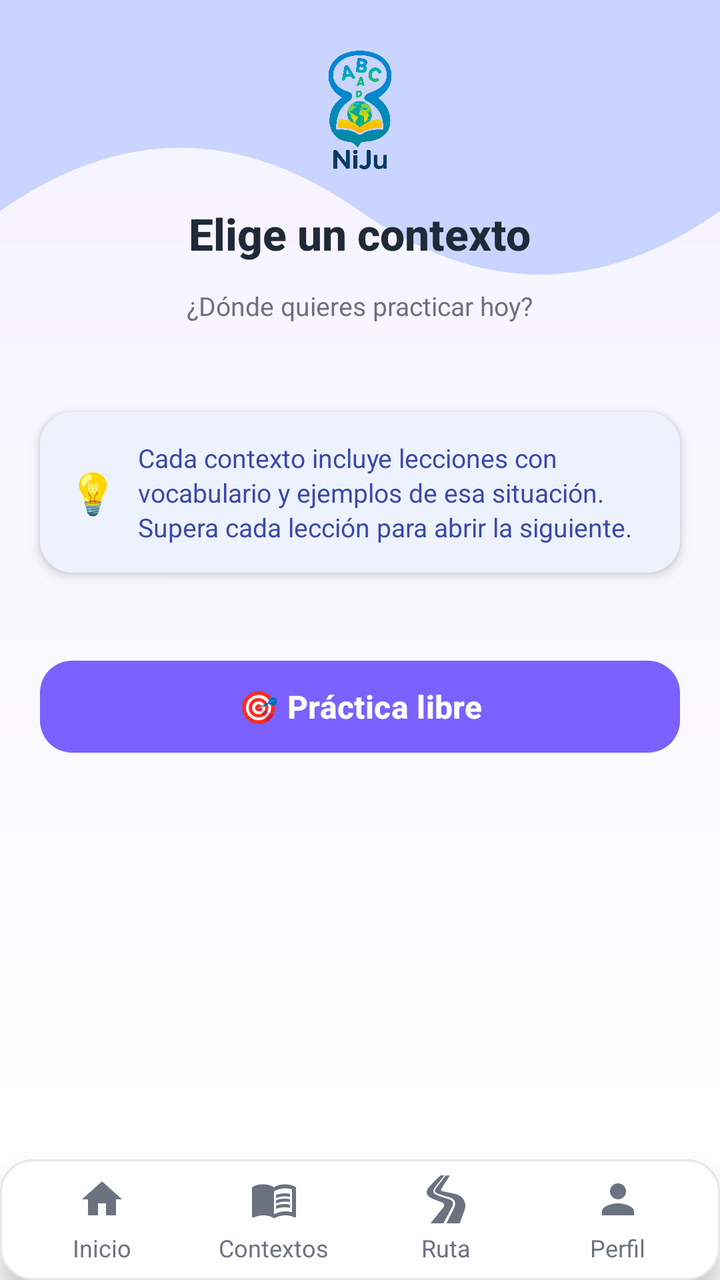
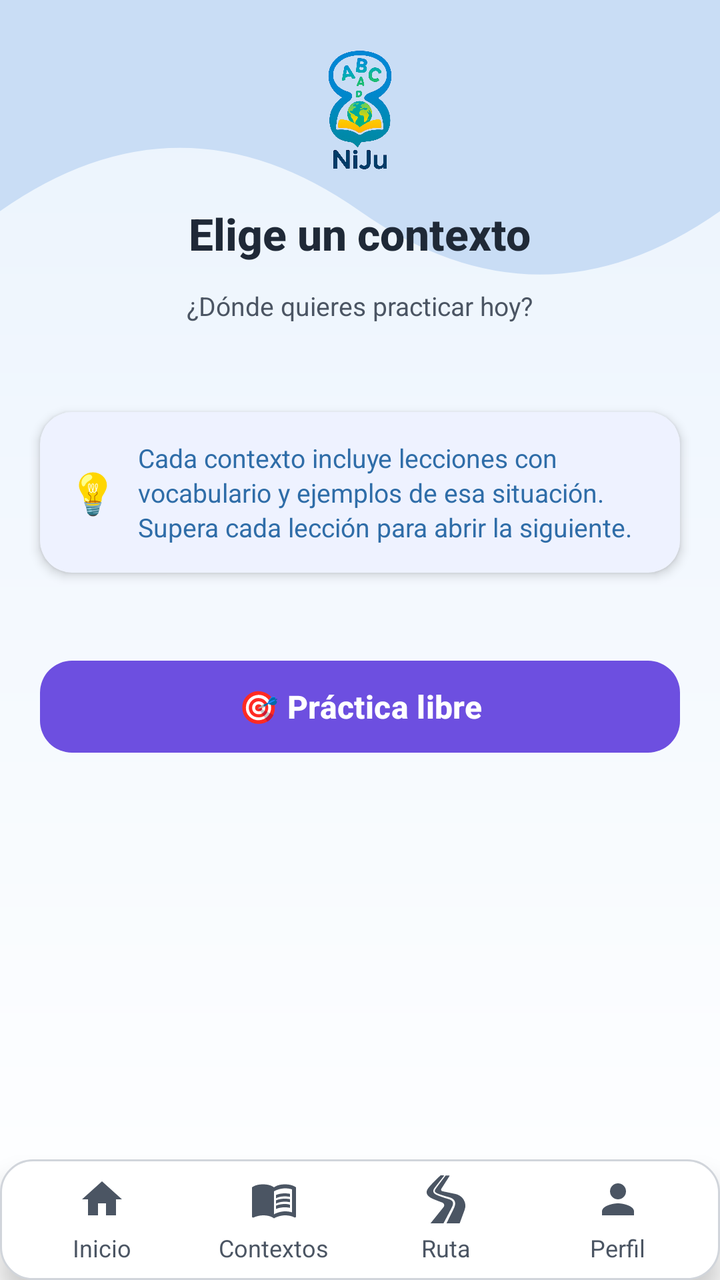

Compare the two renders of this Android layout. The source of the first and the diff that turns it into the second are given below.
<!-- AndroidManifest.xml: application theme Theme.NiJu_Project -->
<!-- res/layout/activity_contexts.xml -->
<?xml version="1.0" encoding="utf-8"?>
<RelativeLayout xmlns:android="http://schemas.android.com/apk/res/android"
    xmlns:app="http://schemas.android.com/apk/res-auto"
    xmlns:tools="http://schemas.android.com/tools"
    android:layout_width="match_parent"
    android:layout_height="match_parent"
    android:background="@drawable/background_gradient"
    tools:context=".ContextsActivity">

    
    <ProgressBar
        android:id="@+id/progressBar"
        android:layout_width="wrap_content"
        android:layout_height="wrap_content"
        android:layout_centerInParent="true"
        android:elevation="10dp"
        android:visibility="gone" />

    
    <ScrollView
        android:layout_width="match_parent"
        android:layout_height="match_parent"
        android:layout_above="@id/include_bottom_navigation"
        android:scrollbars="none"
        android:overScrollMode="never">

        <LinearLayout
            android:layout_width="match_parent"
            android:layout_height="wrap_content"
            android:orientation="vertical">

            
            <RelativeLayout
                android:layout_width="match_parent"
                android:layout_height="190dp"
                android:background="@drawable/top_wave_shape">

                <ImageView
                    android:id="@+id/logoNiJu"
                    android:layout_width="88dp"
                    android:layout_height="78dp"
                    android:layout_alignParentTop="true"
                    android:layout_centerHorizontal="true"
                    android:layout_marginTop="16dp"
                    android:src="@drawable/logo_niju"
                    android:contentDescription="@string/app_name" />

                <TextView
                    android:layout_width="wrap_content"
                    android:layout_height="wrap_content"
                    android:layout_below="@id/logoNiJu"
                    android:layout_centerHorizontal="true"
                    android:layout_marginTop="8dp"
                    android:text="@string/ui_elige_un_contexto"
                    android:textColor="@color/color_text_primary"
                    android:textSize="22sp"
                    android:textStyle="bold"
                    android:fontFamily="sans-serif-medium" />

                <TextView
                    android:layout_width="wrap_content"
                    android:layout_height="wrap_content"
                    android:layout_below="@id/logoNiJu"
                    android:layout_centerHorizontal="true"
                    android:layout_marginTop="50dp"
                    android:text="@string/ui_donde_quieres_practicar_hoy"
                    android:textColor="@color/color_text_secondary"
                    android:textSize="13sp" />
            </RelativeLayout>

            
            <androidx.cardview.widget.CardView
                android:layout_width="match_parent"
                android:layout_height="wrap_content"
                android:layout_marginHorizontal="20dp"
                android:layout_marginTop="16dp"
                android:layout_marginBottom="4dp"
                app:cardCornerRadius="16dp"
                app:cardElevation="3dp"
                app:cardBackgroundColor="@color/color_card_blue">

                <LinearLayout
                    android:layout_width="match_parent"
                    android:layout_height="wrap_content"
                    android:orientation="horizontal"
                    android:padding="14dp"
                    android:gravity="center_vertical">

                    <TextView
                        android:layout_width="wrap_content"
                        android:layout_height="wrap_content"
                        android:text="@string/ui_texto"
                        android:textSize="20sp"
                        android:layout_marginEnd="10dp" />

                    <TextView
                        android:layout_width="0dp"
                        android:layout_height="wrap_content"
                        android:layout_weight="1"
                        android:text="@string/ui_cada_contexto_incluye_lecciones_con"
                        android:textColor="#3949AB"
                        android:textSize="13sp"
                        android:lineSpacingExtra="2dp" />
                </LinearLayout>
            </androidx.cardview.widget.CardView>

            
            <androidx.recyclerview.widget.RecyclerView
                android:id="@+id/rvContexts"
                android:layout_width="match_parent"
                android:layout_height="wrap_content"
                android:layout_marginHorizontal="16dp"
                android:layout_marginTop="12dp"
                android:layout_marginBottom="8dp"
                android:padding="4dp"
                android:clipToPadding="false"
                android:nestedScrollingEnabled="false" />

            
            <include layout="@layout/view_empty_state" />

            
            <com.google.android.material.button.MaterialButton
                android:id="@+id/btnStartSession"
                android:layout_width="match_parent"
                android:layout_height="54dp"
                android:layout_marginHorizontal="20dp"
                android:layout_marginTop="8dp"
                android:layout_marginBottom="36dp"
                app:backgroundTint="#7B61FF"
                app:cornerRadius="16dp"
                android:text="@string/ui_practica_libre"
                android:textAllCaps="false"
                android:textColor="#FFFFFF"
                android:textSize="16sp"
                android:textStyle="bold"
                app:elevation="4dp" />

        </LinearLayout>
    </ScrollView>

    
    <include
        android:id="@+id/include_bottom_navigation"
        layout="@layout/bottom_navigation"
        android:layout_width="match_parent"
        android:layout_height="wrap_content"
        android:layout_alignParentBottom="true" />

</RelativeLayout>
<!-- res/layout/view_empty_state.xml (included above) -->
<?xml version="1.0" encoding="utf-8"?>
<LinearLayout xmlns:android="http://schemas.android.com/apk/res/android"
    android:id="@+id/emptyState"
    android:layout_width="match_parent"
    android:layout_height="wrap_content"
    android:gravity="center_horizontal"
    android:orientation="vertical"
    android:padding="32dp"
    android:visibility="gone">

    <TextView
        android:id="@+id/tvEmptyMessage"
        android:layout_width="wrap_content"
        android:layout_height="wrap_content"
        android:gravity="center"
        android:textColor="@color/color_text_secondary"
        android:textSize="15sp" />

    <Button
        android:id="@+id/btnEmptyAction"
        android:layout_width="wrap_content"
        android:layout_height="44dp"
        android:layout_marginTop="16dp"
        android:background="@drawable/button_outline_background"
        android:paddingHorizontal="20dp"
        android:text="@string/session_retry"
        android:textAllCaps="false"
        android:textColor="#5865F2"
        android:visibility="gone" />
</LinearLayout>
<!-- res/layout/bottom_navigation.xml (included above) -->
<?xml version="1.0" encoding="utf-8"?>
<LinearLayout xmlns:android="http://schemas.android.com/apk/res/android"
    android:id="@+id/bottom_navigation"
    android:layout_width="match_parent"
    android:layout_height="70dp"
    android:layout_alignParentBottom="true"
    android:background="@drawable/rounded_bg"
    android:elevation="8dp"
    android:orientation="horizontal"
    android:padding="8dp">

    
    <LinearLayout
        android:id="@+id/navHome"
        android:layout_width="0dp"
        android:layout_height="match_parent"
        android:layout_weight="1"
        android:gravity="center"
        android:orientation="vertical">

        <ImageView
        android:importantForAccessibility="no"
            android:layout_width="24dp"
            android:layout_height="24dp"
            android:layout_marginBottom="4dp"
            android:src="@drawable/ic_home_active" />

        <TextView
            android:layout_width="wrap_content"
            android:layout_height="wrap_content"
            android:text="@string/ui_inicio"
            android:textColor="@color/color_text_secondary"
            android:textSize="12sp" />
    </LinearLayout>

    
    <LinearLayout
        android:id="@+id/navContexts"
        android:layout_width="0dp"
        android:layout_height="match_parent"
        android:layout_weight="1"
        android:gravity="center"
        android:orientation="vertical">

        <ImageView
        android:importantForAccessibility="no"
            android:layout_width="24dp"
            android:layout_height="24dp"
            android:layout_marginBottom="4dp"
            android:src="@drawable/ic_contexts" />

        <TextView
            android:layout_width="wrap_content"
            android:layout_height="wrap_content"
            android:text="@string/ui_contextos"
            android:textColor="@color/color_text_secondary"
            android:textSize="12sp" />
    </LinearLayout>

    
    <LinearLayout
        android:id="@+id/navRuta"
        android:layout_width="0dp"
        android:layout_height="match_parent"
        android:layout_weight="1"
        android:gravity="center"
        android:orientation="vertical">

        <ImageView
        android:importantForAccessibility="no"
            android:layout_width="24dp"
            android:layout_height="24dp"
            android:layout_marginBottom="4dp"
            android:src="@drawable/ic_road" />

        <TextView
            android:layout_width="wrap_content"
            android:layout_height="wrap_content"
            android:text="@string/ui_ruta"
            android:textColor="@color/color_text_secondary"
            android:textSize="12sp" />
    </LinearLayout>

    
    <LinearLayout
        android:id="@+id/navProfile"
        android:layout_width="0dp"
        android:layout_height="match_parent"
        android:layout_weight="1"
        android:gravity="center"
        android:orientation="vertical">

        <ImageView
        android:importantForAccessibility="no"
            android:layout_width="24dp"
            android:layout_height="24dp"
            android:layout_marginBottom="4dp"
            android:src="@drawable/ic_profile" />

        <TextView
            android:layout_width="wrap_content"
            android:layout_height="wrap_content"
            android:text="@string/ui_perfil"
            android:textColor="@color/color_text_secondary"
            android:textSize="12sp" />
    </LinearLayout>
</LinearLayout>
<!-- resources referenced by this layout -->
<resources>
  <color name="color_text_secondary">#6B7280</color>
  <!-- drawable button_outline_background (drawable) -->
  <?xml version="1.0" encoding="utf-8"?>
  <shape xmlns:android="http://schemas.android.com/apk/res/android">
      <solid android:color="@android:color/transparent"/>
      <stroke android:width="2dp" android:color="#5865F2"/>
      <corners android:radius="12dp"/>
  </shape>
  <!-- drawable ic_contexts (drawable) -->
  <vector xmlns:android="http://schemas.android.com/apk/res/android"
      android:width="24dp"
      android:height="24dp"
      android:viewportWidth="24"
      android:viewportHeight="24">
      <path
          android:fillColor="#6B7280"
          android:pathData="M21,5c-1.11,-0.35 -2.33,-0.5 -3.5,-0.5c-1.95,0 -4.05,0.4 -5.5,1.5c-1.45,-1.1 -3.55,-1.5 -5.5,-1.5S2.45,4.9 1,6v14.65c0,0.25 0.25,0.5 0.5,0.5c0.1,0 0.15,-0.05 0.25,-0.05C3.1,20.45 5.05,20 6.5,20c1.95,0 4.05,0.4 5.5,1.5c1.35,-0.85 3.8,-1.5 5.5,-1.5c1.65,0 3.35,0.3 4.75,1.05c0.1,0.05 0.15,0.05 0.25,0.05c0.25,0 0.5,-0.25 0.5,-0.5V6C22.4,5.55 21.75,5.25 21,5zM21,18.5c-1.1,-0.35 -2.3,-0.5 -3.5,-0.5c-1.7,0 -4.15,0.65 -5.5,1.5V8c1.35,-0.85 3.8,-1.5 5.5,-1.5c1.2,0 2.4,0.15 3.5,0.5V18.5z"/>
      <path
          android:fillColor="#6B7280"
          android:pathData="M17.5,10.5c0.88,0 1.73,0.09 2.5,0.26V9.24C19.21,9.09 18.36,9 17.5,9c-1.7,0 -3.24,0.29 -4.5,0.83v1.66C14.13,10.81 15.7,10.5 17.5,10.5z"/>
      <path
          android:fillColor="#6B7280"
          android:pathData="M13,12.49v1.66c1.13,-0.64 2.7,-0.99 4.5,-0.99c0.88,0 1.73,0.09 2.5,0.26V11.9C19.21,11.75 18.36,11.66 17.5,11.66C15.8,11.66 14.26,11.95 13,12.49z"/>
      <path
          android:fillColor="#6B7280"
          android:pathData="M17.5,14.33c-1.7,0 -3.24,0.29 -4.5,0.83v1.66c1.26,-0.54 2.8,-0.83 4.5,-0.83c0.88,0 1.73,0.09 2.5,0.26v-1.52C19.21,14.41 18.36,14.33 17.5,14.33z"/>
  </vector>
  <!-- drawable ic_home_active (drawable) -->
  <?xml version="1.0" encoding="utf-8"?>
  <vector xmlns:android="http://schemas.android.com/apk/res/android"
      android:width="24dp"
      android:height="24dp"
      android:viewportWidth="24"
      android:viewportHeight="24">
      <path
          android:fillColor="#6B7280"
          android:pathData="M10,20v-6h4v6h5v-8h3L12,3 2,12h3v8z"/>
  </vector>
  <!-- drawable ic_profile (drawable) -->
  <?xml version="1.0" encoding="utf-8"?>
  <vector xmlns:android="http://schemas.android.com/apk/res/android"
      android:width="24dp"
      android:height="24dp"
      android:viewportWidth="24"
      android:viewportHeight="24">
      <path
          android:fillColor="#6B7280"
          android:pathData="M12,12c2.21,0 4,-1.79 4,-4s-1.79,-4 -4,-4 -4,1.79 -4,4 1.79,4 4,4zM12,14c-2.67,0 -8,1.34 -8,4v2h16v-2c0,-2.66 -5.33,-4 -8,-4z"/>
  </vector>
  <!-- drawable ic_road (drawable) -->
  <vector xmlns:android="http://schemas.android.com/apk/res/android"
      android:width="800dp"
      android:height="800dp"
      android:viewportWidth="512"
      android:viewportHeight="512">
    <path
        android:pathData="M311.51,354.92l5.72,-11.03c1.82,-3.55 3.51,-7.03 5.1,-10.58c3.12,-7.08 5.67,-14.26 7.27,-21.36c3.27,-14.33 1.57,-27.48 -7.15,-37.21c-8.71,-9.93 -23.1,-16.59 -37.97,-21.24c-31.65,-9.11 -64.02,-19.25 -95.34,-31.14c-7.86,-2.98 -15.69,-6.09 -23.48,-9.39c-7.68,-3.23 -16,-7 -23.61,-12.1c-7.53,-5.09 -15.42,-11.87 -19.5,-22.26c-2.02,-5.11 -2.55,-10.89 -1.87,-16.15c0.69,-5.27 2.4,-10.06 4.53,-14.33c4.43,-8.75 9.86,-15.06 14.75,-21.83l15.23,-19.87l30.79,-39.32l52.42,-65.95L198.45,0c0,0 -91.03,83.71 -131.66,136.54c-35.32,45.91 -16.03,86.48 47.87,113.77c53.93,23.04 104.41,40.88 104.41,40.88c8.7,4.5 14.88,12.4 16.94,21.61c2.06,9.22 -0.22,18.81 -6.24,26.3L90.72,512h138.73l59.01,-112.87L311.51,354.92z"
        android:fillColor="#6B7280"/>
    <path
        android:pathData="M444.97,261.02c-19.36,-32.39 -52.51,-55.24 -90.92,-62.67l-136.05,-28.68c-5.67,-1.09 -10.44,-4.69 -12.85,-9.69c-2.41,-4.99 -2.15,-10.79 0.68,-15.58l90.44,-141.6l-44.05,-1.26l-55.69,73.67l-29.75,39.96l-14.63,20.08c-4.71,6.76 -9.9,13.44 -12.76,19.68c-3.05,6.46 -3.81,12.62 -1.61,17.73c2.12,5.24 7.3,10.11 13.55,14.02c6.33,4.01 13.29,7.02 21,10.04c7.59,3 15.29,5.84 23.04,8.57c31.16,10.95 62.54,19.96 95,28.46c16.65,4.96 34.26,11.6 48.3,26.4c6.84,7.41 11.95,17.14 13.89,27.22c2,10.08 1.34,20.01 -0.41,29.19c-1.84,9.17 -4.71,17.79 -8.09,26c-1.71,4.08 -3.55,8.13 -5.43,12.02l-5.49,11.24l-21.98,44.8L261.28,512h140.63l53.19,-144.65C468.03,332.18 464.34,293.42 444.97,261.02z"
        android:fillColor="#6B7280"/>
  </vector>
  <color name="color_gradient_start">#F5F2FF</color>
  <color name="color_border">#E5E7EB</color>
  <color name="color_wave">#C9D5FF</color>
  <!-- unchanged entries left out for length: 23 -->
</resources>

<!-- the commit's change to res/layout/activity_contexts.xml (unified diff, before → after) -->
@@ -98,7 +98,7 @@
                         android:layout_height="wrap_content"
                         android:layout_weight="1"
                         android:text="@string/ui_cada_contexto_incluye_lecciones_con"
-                        android:textColor="#3949AB"
+                        android:textColor="@color/color_primary"
                         android:textSize="13sp"
                         android:lineSpacingExtra="2dp" />
                 </LinearLayout>
@@ -127,11 +127,11 @@
                 android:layout_marginHorizontal="20dp"
                 android:layout_marginTop="8dp"
                 android:layout_marginBottom="36dp"
-                app:backgroundTint="#7B61FF"
+                app:backgroundTint="@color/color_accent"
                 app:cornerRadius="16dp"
                 android:text="@string/ui_practica_libre"
                 android:textAllCaps="false"
-                android:textColor="#FFFFFF"
+                android:textColor="@color/color_on_solid"
                 android:textSize="16sp"
                 android:textStyle="bold"
                 app:elevation="4dp" />
@@ -176,7 +176,7 @@
         android:paddingHorizontal="20dp"
         android:text="@string/session_retry"
         android:textAllCaps="false"
-        android:textColor="#5865F2"
+        android:textColor="@color/color_primary"
         android:visibility="gone" />
 </LinearLayout>
 <!-- res/layout/bottom_navigation.xml (included above) -->
<!-- resource entries referenced after the edit -->
@@ -1,11 +1,14 @@
 <!-- resources referenced by this layout -->
 <resources>
-  <color name="color_text_secondary">#6B7280</color>
+  <color name="color_accent">#6D4FE0</color>
+  <color name="color_on_solid">#FFFFFF</color>
+  <color name="color_primary">#2F6DA8</color>
+  <color name="color_text_secondary">#4B5563</color>
   <!-- drawable button_outline_background (drawable) -->
   <?xml version="1.0" encoding="utf-8"?>
   <shape xmlns:android="http://schemas.android.com/apk/res/android">
       <solid android:color="@android:color/transparent"/>
-      <stroke android:width="2dp" android:color="#5865F2"/>
+      <stroke android:width="2dp" android:color="@color/color_primary"/>
       <corners android:radius="12dp"/>
   </shape>
   <!-- drawable ic_contexts (drawable) -->
@@ -15,16 +18,16 @@
       android:viewportWidth="24"
       android:viewportHeight="24">
       <path
-          android:fillColor="#6B7280"
+          android:fillColor="@color/color_text_secondary"
           android:pathData="M21,5c-1.11,-0.35 -2.33,-0.5 -3.5,-0.5c-1.95,0 -4.05,0.4 -5.5,1.5c-1.45,-1.1 -3.55,-1.5 -5.5,-1.5S2.45,4.9 1,6v14.65c0,0.25 0.25,0.5 0.5,0.5c0.1,0 0.15,-0.05 0.25,-0.05C3.1,20.45 5.05,20 6.5,20c1.95,0 4.05,0.4 5.5,1.5c1.35,-0.85 3.8,-1.5 5.5,-1.5c1.65,0 3.35,0.3 4.75,1.05c0.1,0.05 0.15,0.05 0.25,0.05c0.25,0 0.5,-0.25 0.5,-0.5V6C22.4,5.55 21.75,5.25 21,5zM21,18.5c-1.1,-0.35 -2.3,-0.5 -3.5,-0.5c-1.7,0 -4.15,0.65 -5.5,1.5V8c1.35,-0.85 3.8,-1.5 5.5,-1.5c1.2,0 2.4,0.15 3.5,0.5V18.5z"/>
       <path
-          android:fillColor="#6B7280"
+          android:fillColor="@color/color_text_secondary"
           android:pathData="M17.5,10.5c0.88,0 1.73,0.09 2.5,0.26V9.24C19.21,9.09 18.36,9 17.5,9c-1.7,0 -3.24,0.29 -4.5,0.83v1.66C14.13,10.81 15.7,10.5 17.5,10.5z"/>
       <path
-          android:fillColor="#6B7280"
+          android:fillColor="@color/color_text_secondary"
           android:pathData="M13,12.49v1.66c1.13,-0.64 2.7,-0.99 4.5,-0.99c0.88,0 1.73,0.09 2.5,0.26V11.9C19.21,11.75 18.36,11.66 17.5,11.66C15.8,11.66 14.26,11.95 13,12.49z"/>
       <path
-          android:fillColor="#6B7280"
+          android:fillColor="@color/color_text_secondary"
           android:pathData="M17.5,14.33c-1.7,0 -3.24,0.29 -4.5,0.83v1.66c1.26,-0.54 2.8,-0.83 4.5,-0.83c0.88,0 1.73,0.09 2.5,0.26v-1.52C19.21,14.41 18.36,14.33 17.5,14.33z"/>
   </vector>
   <!-- drawable ic_home_active (drawable) -->
@@ -35,7 +38,7 @@
       android:viewportWidth="24"
       android:viewportHeight="24">
       <path
-          android:fillColor="#6B7280"
+          android:fillColor="@color/color_text_secondary"
           android:pathData="M10,20v-6h4v6h5v-8h3L12,3 2,12h3v8z"/>
   </vector>
   <!-- drawable ic_profile (drawable) -->
@@ -46,7 +49,7 @@
       android:viewportWidth="24"
       android:viewportHeight="24">
       <path
-          android:fillColor="#6B7280"
+          android:fillColor="@color/color_text_secondary"
           android:pathData="M12,12c2.21,0 4,-1.79 4,-4s-1.79,-4 -4,-4 -4,1.79 -4,4 1.79,4 4,4zM12,14c-2.67,0 -8,1.34 -8,4v2h16v-2c0,-2.66 -5.33,-4 -8,-4z"/>
   </vector>
   <!-- drawable ic_road (drawable) -->
@@ -57,14 +60,14 @@
       android:viewportHeight="512">
     <path
         android:pathData="M311.51,354.92l5.72,-11.03c1.82,-3.55 3.51,-7.03 5.1,-10.58c3.12,-7.08 5.67,-14.26 7.27,-21.36c3.27,-14.33 1.57,-27.48 -7.15,-37.21c-8.71,-9.93 -23.1,-16.59 -37.97,-21.24c-31.65,-9.11 -64.02,-19.25 -95.34,-31.14c-7.86,-2.98 -15.69,-6.09 -23.48,-9.39c-7.68,-3.23 -16,-7 -23.61,-12.1c-7.53,-5.09 -15.42,-11.87 -19.5,-22.26c-2.02,-5.11 -2.55,-10.89 -1.87,-16.15c0.69,-5.27 2.4,-10.06 4.53,-14.33c4.43,-8.75 9.86,-15.06 14.75,-21.83l15.23,-19.87l30.79,-39.32l52.42,-65.95L198.45,0c0,0 -91.03,83.71 -131.66,136.54c-35.32,45.91 -16.03,86.48 47.87,113.77c53.93,23.04 104.41,40.88 104.41,40.88c8.7,4.5 14.88,12.4 16.94,21.61c2.06,9.22 -0.22,18.81 -6.24,26.3L90.72,512h138.73l59.01,-112.87L311.51,354.92z"
-        android:fillColor="#6B7280"/>
+        android:fillColor="@color/color_text_secondary"/>
     <path
         android:pathData="M444.97,261.02c-19.36,-32.39 -52.51,-55.24 -90.92,-62.67l-136.05,-28.68c-5.67,-1.09 -10.44,-4.69 -12.85,-9.69c-2.41,-4.99 -2.15,-10.79 0.68,-15.58l90.44,-141.6l-44.05,-1.26l-55.69,73.67l-29.75,39.96l-14.63,20.08c-4.71,6.76 -9.9,13.44 -12.76,19.68c-3.05,6.46 -3.81,12.62 -1.61,17.73c2.12,5.24 7.3,10.11 13.55,14.02c6.33,4.01 13.29,7.02 21,10.04c7.59,3 15.29,5.84 23.04,8.57c31.16,10.95 62.54,19.96 95,28.46c16.65,4.96 34.26,11.6 48.3,26.4c6.84,7.41 11.95,17.14 13.89,27.22c2,10.08 1.34,20.01 -0.41,29.19c-1.84,9.17 -4.71,17.79 -8.09,26c-1.71,4.08 -3.55,8.13 -5.43,12.02l-5.49,11.24l-21.98,44.8L261.28,512h140.63l53.19,-144.65C468.03,332.18 464.34,293.42 444.97,261.02z"
-        android:fillColor="#6B7280"/>
+        android:fillColor="@color/color_text_secondary"/>
   </vector>
-  <color name="color_gradient_start">#F5F2FF</color>
-  <color name="color_border">#E5E7EB</color>
-  <color name="color_wave">#C9D5FF</color>
+  <color name="color_gradient_start">#EAF3FD</color>
+  <color name="color_border">#D1D5DB</color>
+  <color name="color_wave">#C9DDF5</color>
   <!-- unchanged entries left out for length: 23 -->
 </resources>
 
